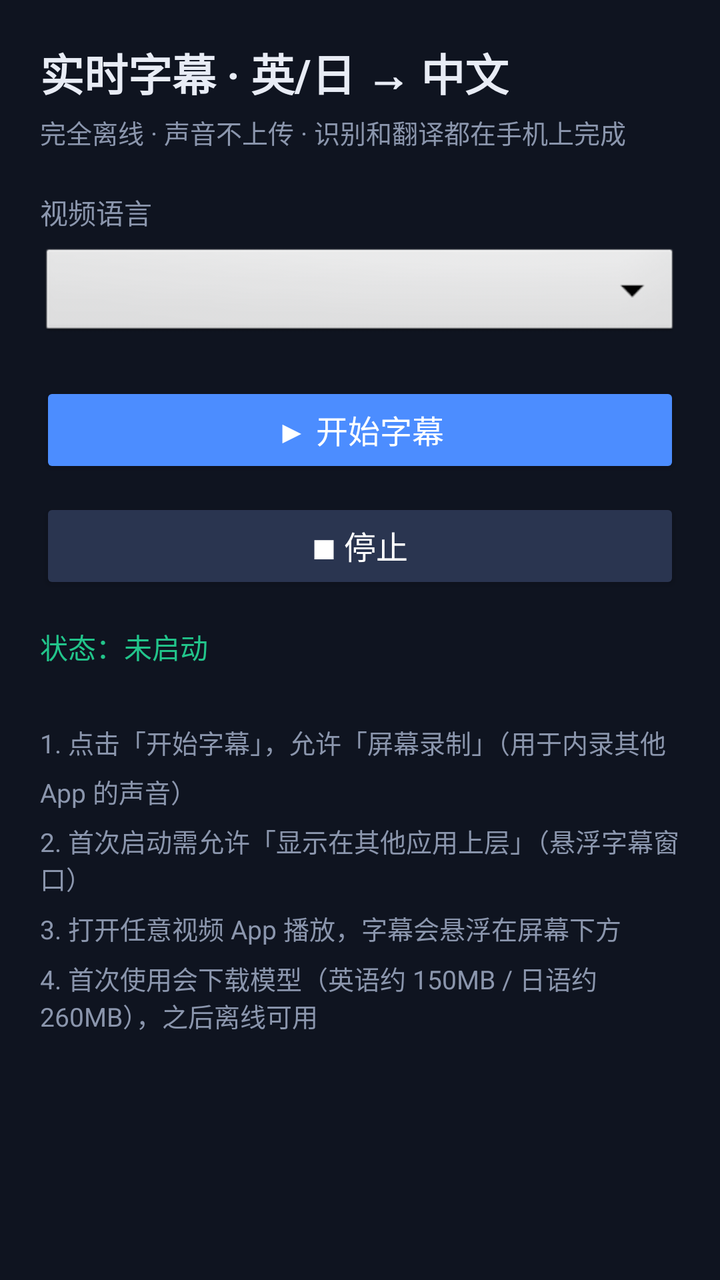
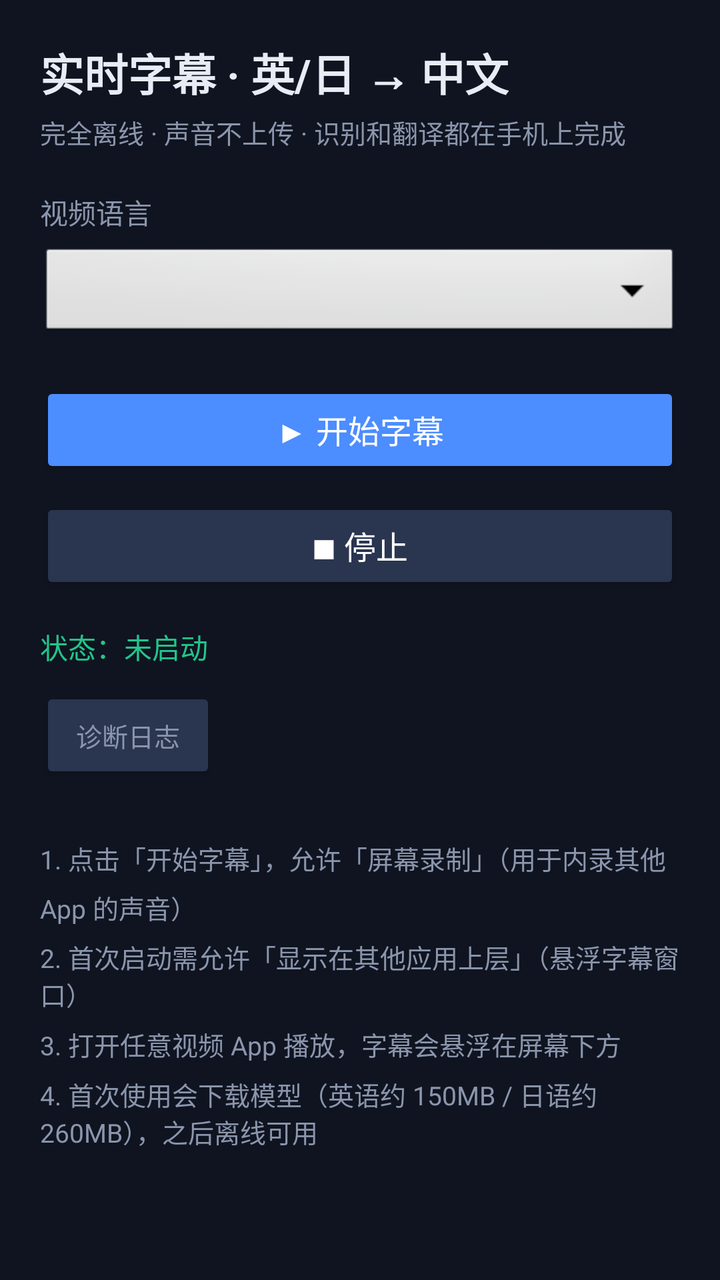

Screens rendered from an Android XML layout before and after an edit, with the pre-edit source and the edit as a unified diff.
<!-- AndroidManifest.xml: application theme Theme.LiveSubtitles -->
<!-- res/layout/activity_main.xml -->
<?xml version="1.0" encoding="utf-8"?>
<LinearLayout xmlns:android="http://schemas.android.com/apk/res/android"
    android:layout_width="match_parent"
    android:layout_height="match_parent"
    android:orientation="vertical"
    android:padding="20dp">

    <TextView
        android:id="@+id/title"
        android:layout_width="wrap_content"
        android:layout_height="wrap_content"
        android:text="实时字幕 · 英/日 → 中文"
        android:textColor="#e8ecf5"
        android:textSize="22sp"
        android:textStyle="bold"
        android:layout_marginBottom="4dp" />

    <TextView
        android:id="@+id/subtitle_note"
        android:layout_width="wrap_content"
        android:layout_height="wrap_content"
        android:text="完全离线 · 声音不上传 · 识别和翻译都在手机上完成"
        android:textColor="#8b96ad"
        android:textSize="13sp"
        android:layout_marginBottom="20dp" />

    <TextView
        android:layout_width="wrap_content"
        android:layout_height="wrap_content"
        android:text="视频语言"
        android:textColor="#8b96ad"
        android:textSize="14sp" />

    <Spinner
        android:id="@+id/lang_spinner"
        android:layout_width="match_parent"
        android:layout_height="wrap_content"
        android:layout_marginTop="6dp"
        android:layout_marginBottom="20dp"
        android:background="@android:drawable/btn_dropdown"
        android:padding="8dp" />

    <Button
        android:id="@+id/start_btn"
        android:layout_width="match_parent"
        android:layout_height="wrap_content"
        android:backgroundTint="#4c8dff"
        android:text="@string/start_capture"
        android:textColor="#ffffff"
        android:textSize="16sp" />

    <Button
        android:id="@+id/stop_btn"
        android:layout_width="match_parent"
        android:layout_height="wrap_content"
        android:layout_marginTop="10dp"
        android:backgroundTint="#2a3550"
        android:text="@string/stop_capture"
        android:textColor="#ffffff"
        android:textSize="16sp" />

    <TextView
        android:id="@+id/status_text"
        android:layout_width="wrap_content"
        android:layout_height="wrap_content"
        android:layout_marginTop="16dp"
        android:text="@string/status_idle"
        android:textColor="#22c58b"
        android:textSize="14sp" />

    <TextView
        android:layout_width="wrap_content"
        android:layout_height="wrap_content"
        android:layout_marginTop="28dp"
        android:lineSpacingExtra="6dp"
        android:text="@string/step1"
        android:textColor="#8b96ad"
        android:textSize="13sp" />

    <TextView
        android:layout_width="wrap_content"
        android:layout_height="wrap_content"
        android:layout_marginTop="6dp"
        android:text="@string/step2"
        android:textColor="#8b96ad"
        android:textSize="13sp" />

    <TextView
        android:layout_width="wrap_content"
        android:layout_height="wrap_content"
        android:layout_marginTop="6dp"
        android:text="@string/step3"
        android:textColor="#8b96ad"
        android:textSize="13sp" />

    <TextView
        android:layout_width="wrap_content"
        android:layout_height="wrap_content"
        android:layout_marginTop="6dp"
        android:text="@string/step4"
        android:textColor="#8b96ad"
        android:textSize="13sp" />
</LinearLayout>
<!-- resources referenced by this layout -->
<resources>
  <string name="start_capture">▶ 开始字幕</string>
  <string name="status_idle">状态：未启动</string>
  <string name="step1">1. 点击「开始字幕」，允许「屏幕录制」（用于内录其他 App 的声音）</string>
  <string name="step2">2. 首次启动需允许「显示在其他应用上层」（悬浮字幕窗口）</string>
  <string name="step3">3. 打开任意视频 App 播放，字幕会悬浮在屏幕下方</string>
  <string name="step4">4. 首次使用会下载模型（英语约 150MB / 日语约 260MB），之后离线可用</string>
  <string name="stop_capture">■ 停止</string>
  <style name="Theme.LiveSubtitles" parent="Theme.AppCompat.DayNight.NoActionBar">
          <item name="android:statusBarColor">#0f1420</item>
          <item name="android:windowBackground">#0f1420</item>
      </style>
</resources>

<!-- the commit's change to res/layout/activity_main.xml (unified diff, before → after) -->
@@ -68,6 +68,18 @@
         android:textColor="#22c58b"
         android:textSize="14sp" />
 
+    <Button
+        android:id="@+id/log_btn"
+        android:layout_width="wrap_content"
+        android:layout_height="wrap_content"
+        android:layout_marginTop="10dp"
+        android:backgroundTint="#2a3550"
+        android:paddingLeft="16dp"
+        android:paddingRight="16dp"
+        android:text="诊断日志"
+        android:textColor="#8b96ad"
+        android:textSize="13sp" />
+
     <TextView
         android:layout_width="wrap_content"
         android:layout_height="wrap_content"
